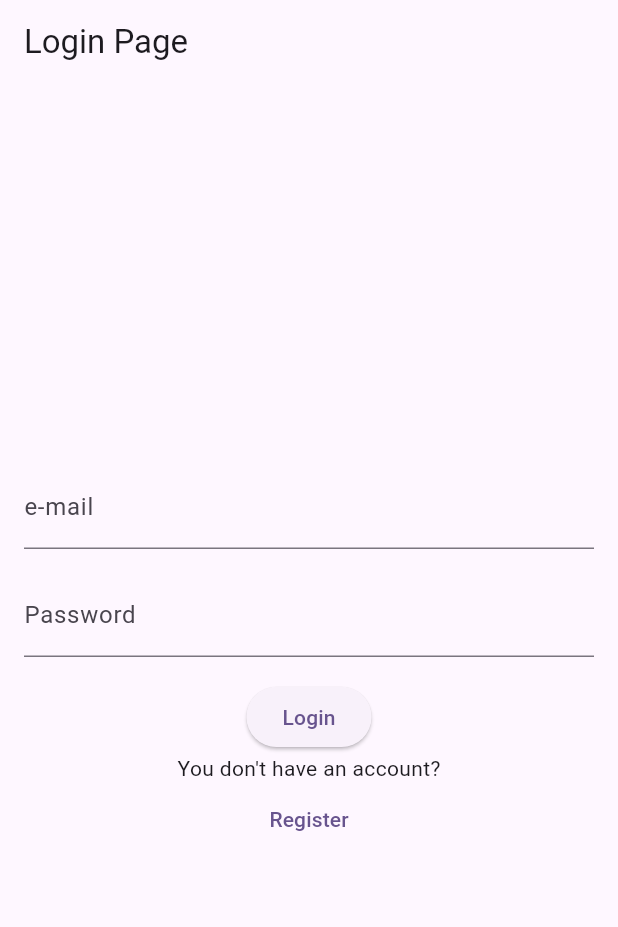
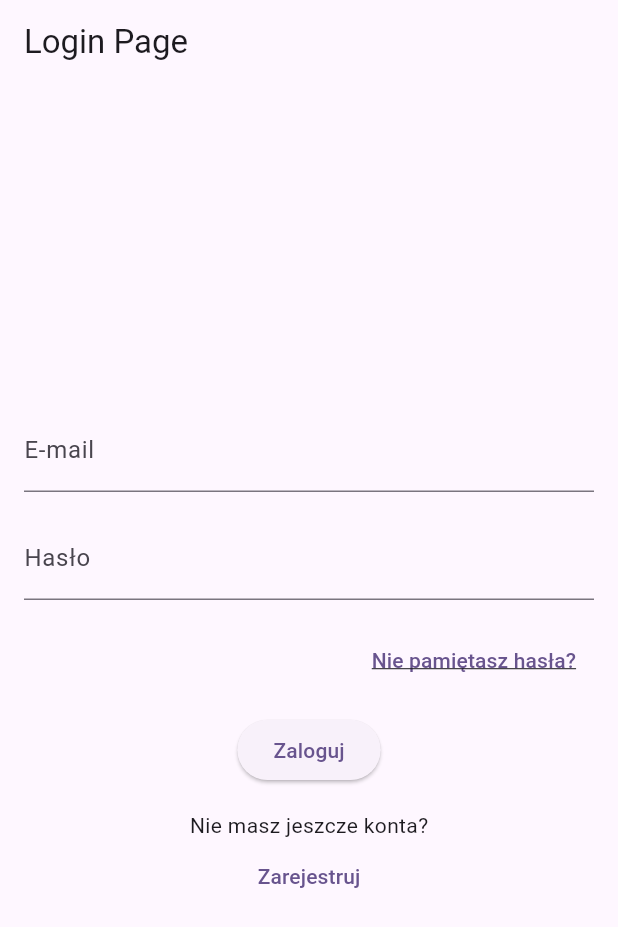
Before and after one commit to BartoszOwczarek22/ScanNSave, a Flutter app: the screen it shows after launch, on a phone screen of 412 x 824 dp. Shown: the top 927 px of the screen. Run offline on Flutter 3.47's test engine with Material 3 defaults, Android fonts, the phone set to English and light mode, and no system bars; our stand-ins replace firebase_auth, firebase_core, flutter_riverpod; accounts and stored records are empty.

```diff
--- a/lib/logingPage.dart
+++ b/lib/logingPage.dart
@@ -30,18 +30,27 @@ class  _LoginPageState extends ConsumerState<LoginPage> {
               TextField(
                 controller: _emailController,
                 decoration: const InputDecoration(
-                  labelText: 'e-mail',
+                  labelText: 'E-mail',
                 ),
               ),
               const SizedBox(height: 16),
               TextField(
                 controller: _passwordController,
                 decoration: const InputDecoration(
-                  labelText: 'Password',
+                  labelText: 'Hasło',
                 ),
                 obscureText: true,
               ),
               const SizedBox(height: 16),
+              Align(
+                alignment: Alignment.centerRight,
+                child: TextButton(
+                  onPressed: () {
+                    Navigator.pushNamed(context, '/reset-password');
+                  },
+                  child:const Text('Nie pamiętasz hasła?', style: TextStyle(decoration: TextDecoration.underline),)),
+              ),
+              const SizedBox(height: 12),
               isLoading
                   ? const CircularProgressIndicator()
                   : ElevatedButton(
@@ -86,14 +95,15 @@ class  _LoginPageState extends ConsumerState<LoginPage> {
 
                         }
                       },
-                      child: const Text('Login'),
+                      child: const Text('Zaloguj'),
                     ),
-              Text("You don't have an account?"),
+              SizedBox(height: 16,),
+              Text("Nie masz jeszcze konta?"),
               TextButton(
                 onPressed: () {
                   Navigator.pushNamed(context, '/register');
                 },
-                child: const Text('Register'),
+                child: const Text('Zarejestruj'),
               ),
             ],
           ),
--- a/lib/main.dart
+++ b/lib/main.dart
@@ -6,6 +6,7 @@ import 'package:firebase_auth/firebase_auth.dart';
 
 import 'package:scan_n_save/logingPage.dart';
 import 'package:scan_n_save/registerPage.dart';
+import 'package:scan_n_save/resetPasswordPage.dart';
 import 'package:scan_n_save/verifyPage.dart';
 
 void main() async {
@@ -38,6 +39,7 @@ class MyApp extends StatelessWidget {
       routes: {
         '/login': (context) => LoginPage(),
         '/register': (context) => RegisterPage(),
+        '/reset-password': (context) => ResetPasswordPage(),
         '/home': (context) => HomePage(),
       },
     );
--- a/lib/registerPage.dart
+++ b/lib/registerPage.dart
@@ -31,14 +31,14 @@ class _RegisterPageState extends ConsumerState<RegisterPage> {
             children: [
               TextField(
                 decoration: const InputDecoration(
-                  labelText: 'e-mail',
+                  labelText: 'E-mail',
                 ),
                 controller: emailController,
               ),
               const SizedBox(height: 16),
               TextField(
                 decoration: const InputDecoration(
-                  labelText: 'Password',
+                  labelText: 'Hasło',
                 ),
                 controller: passwordController,
                 obscureText: true,
@@ -95,7 +95,7 @@ class _RegisterPageState extends ConsumerState<RegisterPage> {
                           ref.read(isRegisteringProvider.notifier).state = false;
                         }
                       },
-                      child: const Text('Register'),
+                      child: const Text('Zarejestruj'),
                     ),
             ],
           ),
--- a/lib/verifyPage.dart
+++ b/lib/verifyPage.dart
@@ -72,7 +72,7 @@ class _EmailVerificationPageState extends ConsumerState<EmailVerificationPage>
                       ElevatedButton(onPressed: ()=>{
                         Navigator.pushNamedAndRemoveUntil(
                           context,
-                          '/home', // Nazwa trasy do strony głównej
+                          '/home', // Trasa do ekranu logowania
                           (Route<dynamic> route) => false, // Usuwa wszystkie poprzednie strony
                         )
                       },
@@ -86,7 +86,7 @@ class _EmailVerificationPageState extends ConsumerState<EmailVerificationPage>
                     const SizedBox(height: 16),
                     ElevatedButton(
                       onPressed: checkEmailVerification,
-                      child: const Text('Klikąłem w link!'),
+                      child: const Text('Kliknąłem w link!'),
                     ),
                     const SizedBox(height: 16),
                     ElevatedButton(
```
Also changed, not shown: lib/resetPasswordPage.dart (added, +69 -0 lines).
